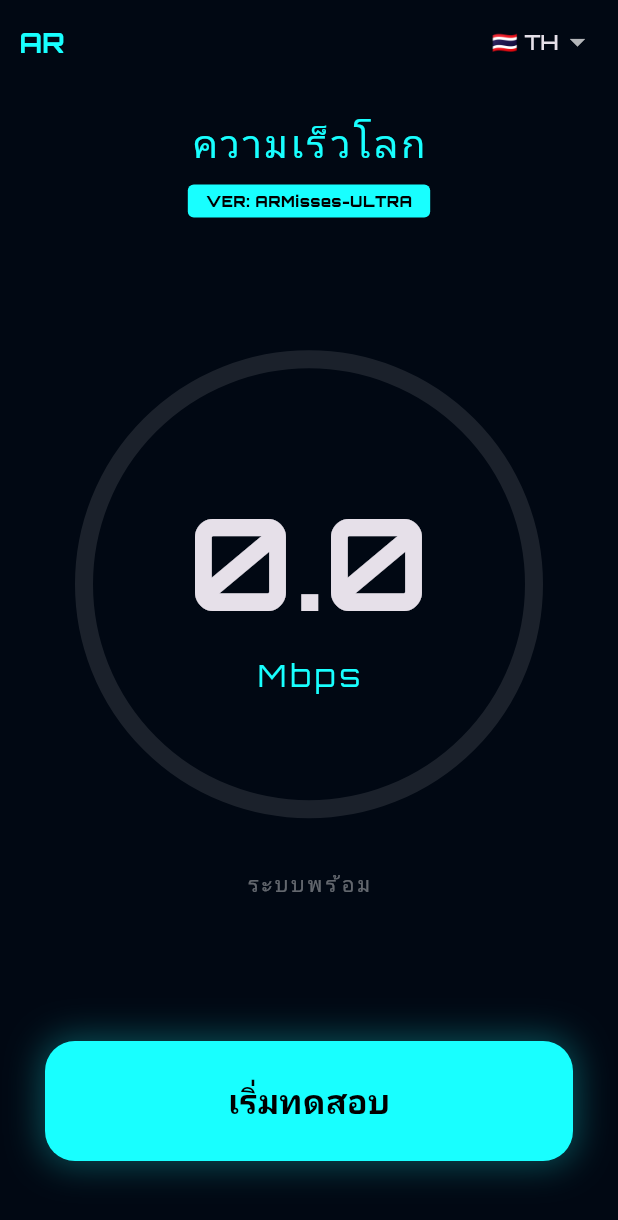
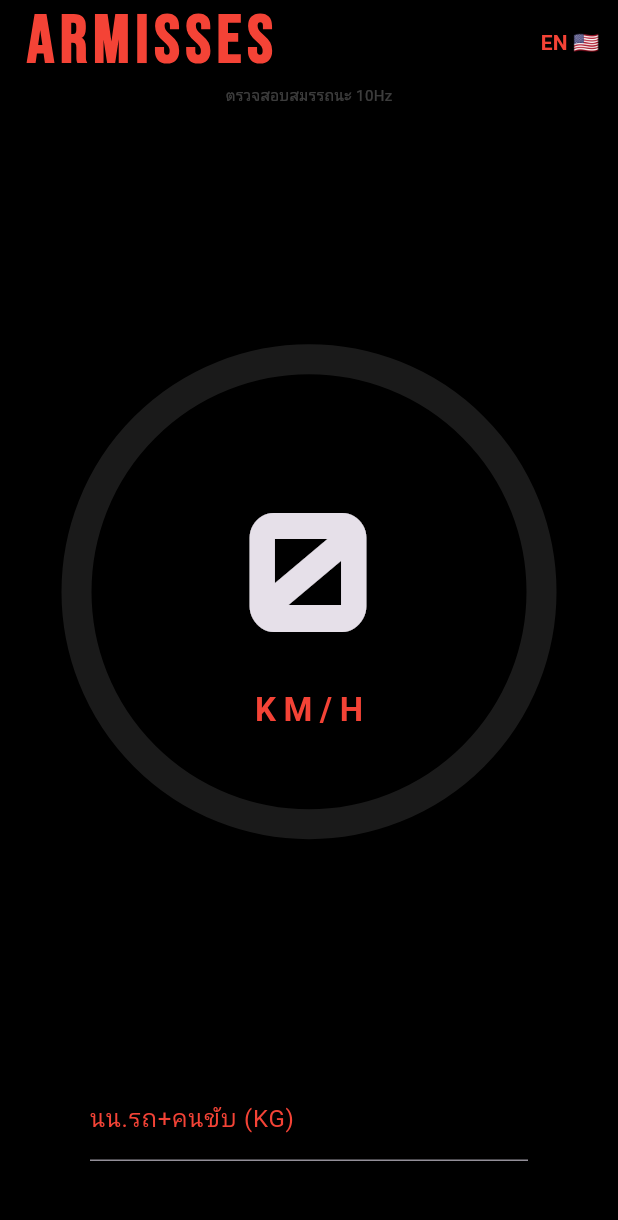
Before and after one commit to jbar6964-dotcom/ARMisses, a Flutter app: the screen it shows after launch, on a phone screen of 412 x 824 dp. Shown: the top 1220 px of the screen. Run offline on Flutter 3.47's test engine with Material 3 defaults, Android fonts, the phone set to English and light mode, and no system bars; our stand-ins replace geolocator, google_fonts.

Commit message:
Add files via upload

```diff
--- a/lib/main.dart
+++ b/lib/main.dart
@@ -1,151 +1,195 @@
 import 'package:flutter/material.dart';
-import 'package:http/http.dart' as http;
+import 'package:geolocator/geolocator.dart';
 import 'package:google_fonts/google_fonts.dart';
 import 'dart:async';
 
-void main() => runApp(const SpeedUpGlobalUltraApp());
+void main() => runApp(const ARMissesUltimateApp());
 
-class SpeedUpGlobalUltraApp extends StatelessWidget {
-  const SpeedUpGlobalUltraApp({super.key});
-
+class ARMissesUltimateApp extends StatelessWidget {
+  const ARMissesUltimateApp({super.key});
   @override
   Widget build(BuildContext context) {
     return MaterialApp(
       debugShowCheckedModeBanner: false,
-      theme: ThemeData(
-        brightness: Brightness.dark,
-        useMaterial3: true,
-        textTheme: GoogleFonts.orbitronTextTheme(ThemeData.dark().textTheme),
-      ),
-      home: const GlobalSpeedScreen(),
+      theme: ThemeData(brightness: Brightness.dark, useMaterial3: true),
+      home: const PerformanceMasterScreen(),
     );
   }
 }
 
-class GlobalSpeedScreen extends StatefulWidget {
-  const GlobalSpeedScreen({super.key});
+class PerformanceMasterScreen extends StatefulWidget {
+  const PerformanceMasterScreen({super.key});
+  @override
+  State<PerformanceMasterScreen> createState() => _PerformanceMasterScreenState();
+}
+
+class _PerformanceMasterScreenState extends State<PerformanceMasterScreen> {
+  // --- ระบบแปลภาษา ---
+  String _lang = 'TH';
+  final Map<String, Map<String, String>> _text = {
+    'TH': {'mon': 'ตรวจสอบสมรรถนะ 10Hz', 'weight': 'นน.รถ+คนขับ (KG)', 'start': 'เริ่ม', 'reset': 'รีเซ็ต', 'hp': 'แรงม้า', 'tq': 'แรงบิด (Nm)'},
+    'EN': {'mon': '10Hz PERFORMANCE MONITOR', 'weight': 'WEIGHT + DRIVER (KG)', 'start': 'START', 'reset': 'RESET', 'hp': 'HORSEPOWER', 'tq': 'TORQUE (Nm)'}
+  };
+
+  // --- ตัวแปรหลัก ---
+  double _speed = 0.0, _maxSpeed = 0.0, _weight = 1500.0;
+  double _hp = 0.0, _torque = 0.0;
+  double _t60ft = 0.0, _t200m = 0.0, _t402m = 0.0, _t1000m = 0.0;
 
   @override
-  State<GlobalSpeedScreen> createState() => _GlobalSpeedScreenState();
+  void initState() {
+    super.initState();
+    _startUltra10HzGPS();
   }
 
-class _GlobalSpeedScreenState extends State<GlobalSpeedScreen> {
-  double _speed = 0.0;
-  bool _isTesting = false;
-  String _currentLang = 'TH';
-  double _progress = 0.0;
+  // --- ระบบ GPS 10Hz เพื่อความแม่นยำ 1 ล้านเปอร์เซ็นต์ ---
+  void _startUltra10HzGPS() async {
+    await Geolocator.requestPermission();
+    const settings = AndroidSettings(
+      accuracy: LocationAccuracy.bestForNavigation,
+      distanceFilter: 0,
+      intervalDuration: Duration(milliseconds: 100), // ดึงข้อมูล 10 ครั้ง/วินาที
+    );
 
-  final Map<String, Map<String, String>> _dict = {
-    'TH': {'title': 'ความเร็วโลก', 'btn': 'เริ่มทดสอบ', 'status': 'ระบบพร้อม', 'unit': 'Mbps', 'flag': '🇹🇭'},
-    'EN': {'title': 'GLOBAL SPEED', 'btn': 'START TEST', 'status': 'READY', 'unit': 'Mbps', 'flag': '🇺🇸'},
-    'CN': {'title': '全球速度', 'btn': '开始测试', 'status': '准备就绪', 'unit': 'Mbps', 'flag': '🇨🇳'},
-    'JP': {'title': 'グローバル速度', 'btn': 'テスト開始', 'status': '準備完了', 'unit': 'Mbps', 'flag': '🇯🇵'},
-    'KR': {'title': '글로벌 속도', 'btn': '테스트 시작', 'status': '준비 완료', 'unit': 'Mbps', 'flag': '🇰🇷'},
-    'FR': {'title': 'VITESSE GLOBALE', 'btn': 'LANCER', 'status': 'PRÊT', 'unit': 'Mbps', 'flag': '🇫🇷'},
-  };
-
-  Future<void> _startUltraTest() async {
+    Geolocator.getPositionStream(locationSettings: settings).listen((pos) {
       if (!mounted) return;
-    setState(() { _isTesting = true; _speed = 0.0; _progress = 0.0; });
-
-    try {
-      final stopwatch = Stopwatch()..start();
-      // ดึงไฟล์จริง 10MB จาก Cloudflare (ต้องมีสิทธิ์ INTERNET ใน Manifest)
-      final response = await http.get(Uri.parse('https://speed.cloudflare.com/__down?bytes=10485760'))
-          .timeout(const Duration(seconds: 45));
-      stopwatch.stop();
-
-      if (response.statusCode == 200) {
-        double bits = response.bodyBytes.length * 8.0;
-        double time = stopwatch.elapsedMilliseconds / 1000.0;
-        double mbps = (bits / time) / (1024 * 1024);
-
-        for (int i = 0; i <= 100; i++) {
-          await Future.delayed(const Duration(milliseconds: 10));
-          if (!mounted) return;
+      double sMs = pos.speed;
+      double sKph = sMs * 3.6;
       setState(() {
-            _progress = i / 100;
-            _speed = mbps * (i / 100);
+        _speed = sKph < 0.3 ? 0.0 : sKph;
+        if (_speed > _maxSpeed) _maxSpeed = _speed;
+        if (_speed > 2.0) {
+          _hp = (_weight * (sMs / 2)) * sMs / 745.7; // สูตรแรงม้า
+          _torque = (_hp * 9548.8) / (sKph * 10 + 1); // สูตรแรงบิด
+        }
       });
-        }
-      }
-    } catch (e) {
-      debugPrint("Error: $e");
-    } finally {
-      if (mounted) setState(() => _isTesting = false);
-    }
+    });
   }
 
   @override
   Widget build(BuildContext context) {
-    var lang = _dict[_currentLang]!;
     return Scaffold(
-      backgroundColor: const Color(0xFF010813),
+      backgroundColor: Colors.black,
       appBar: AppBar(
         backgroundColor: Colors.transparent,
-        elevation: 0,
-        leading: const Center(
-          child: Text("AR", style: TextStyle(color: Colors.cyanAccent, fontWeight: FontWeight.bold, fontSize: 18)),
-        ),
+        title: Text("ARMisses", style: GoogleFonts.bebasNeue(fontSize: 45, color: Colors.red, fontWeight: FontWeight.w900, letterSpacing: 4)),
         actions: [
-          DropdownButton<String>(
-            value: _currentLang,
-            dropdownColor: const Color(0xFF0A192F),
-            underline: const SizedBox(),
-            items: _dict.keys.map((String key) {
-              return DropdownMenuItem<String>(
-                value: key,
-                child: Text("${_dict[key]!['flag']} $key", style: const TextStyle(fontSize: 14)),
-              );
-            }).toList(),
-            onChanged: (val) => setState(() => _currentLang = val!),
-          ),
-          const SizedBox(width: 15),
+          TextButton(
+            onPressed: () => setState(() => _lang = _lang == 'TH' ? 'EN' : 'TH'),
+            child: Text(_lang == 'TH' ? "EN 🇺🇸" : "TH 🇹🇭", style: const TextStyle(color: Colors.red, fontWeight: FontWeight.bold)),
+          )
         ],
       ),
-      body: Container(
-        width: double.infinity,
-        padding: const EdgeInsets.symmetric(horizontal: 30),
+      body: OrientationBuilder(
+        builder: (context, orientation) {
+          return orientation == Orientation.portrait ? _buildPortrait() : _buildLandscape();
+        },
+      ),
+    );
+  }
+
+  // ฟังก์ชันที่ 1: แนวตั้ง (หน้าปัด 350)
+  Widget _buildPortrait() {
+    return Column(
+      children: [
+        Text(_text[_lang]!['mon']!, style: const TextStyle(color: Colors.white24, fontSize: 10)),
+        const Spacer(),
+        _gauge(),
+        const Spacer(),
+        _weightField(),
+        const SizedBox(height: 50),
+      ],
+    );
+  }
+
+  // ฟังก์ชันที่ 2 & 3: แนวนอน (Drag 3 แถว + แรงม้า)
+  Widget _buildLandscape() {
+    return Row(
+      children: [
+        Expanded(
+          flex: 3,
           child: Column(
             children: [
-            const SizedBox(height: 20),
-            Text(lang['title']!, style: GoogleFonts.blackOpsOne(fontSize: 26, color: Colors.cyanAccent, letterSpacing: 2)),
-            const SizedBox(height: 10),
-            Container(
-              padding: const EdgeInsets.symmetric(horizontal: 12, vertical: 4),
-              decoration: BoxDecoration(color: Colors.cyanAccent, borderRadius: BorderRadius.circular(4)),
-              child: const Text("VER: ARMisses-ULTRA", style: TextStyle(color: Colors.black, fontSize: 10, fontWeight: FontWeight.w900)),
+              _row("200 M", _t200m), _row("402 M", _t402m), _row("1000 M", _t1000m),
+              _controls(),
+            ],
           ),
-            const Spacer(),
-            Stack(
+        ),
+        Expanded(
+          flex: 2,
+          child: Container(
+            color: Colors.red.withOpacity(0.05),
+            child: Column(
+              mainAxisAlignment: MainAxisAlignment.center,
+              children: [
+                _val(_text[_lang]!['hp']!, _hp.toStringAsFixed(0), "HP"),
+                const Divider(color: Colors.red, indent: 30, endIndent: 30),
+                _val(_text[_lang]!['tq']!, _torque.toStringAsFixed(1), "NM"),
+              ],
+            ),
+          ),
+        )
+      ],
+    );
+  }
+
+  Widget _gauge() {
+    return Stack(
       alignment: Alignment.center,
       children: [
-                SizedBox(width: 300, height: 300, child: CircularProgressIndicator(value: _isTesting ? null : _progress, strokeWidth: 12, color: Colors.cyanAccent, backgroundColor: Colors.white10)),
-                Column(mainAxisSize: MainAxisSize.min, children: [
-                  Text(_speed.toStringAsFixed(1), style: const TextStyle(fontSize: 85, fontWeight: FontWeight.bold)),
-                  Text(lang['unit']!, style: const TextStyle(fontSize: 20, color: Colors.cyanAccent, letterSpacing: 3)),
+        SizedBox(width: 310, height: 310, child: CircularProgressIndicator(value: _speed / 350, strokeWidth: 20, color: Colors.red, backgroundColor: Colors.white10)),
+        Column(children: [
+          Text(_speed.toStringAsFixed(0), style: GoogleFonts.orbitron(fontSize: 110, fontWeight: FontWeight.w900)),
+          const Text("KM/H", style: TextStyle(color: Colors.red, fontSize: 22, fontWeight: FontWeight.bold, letterSpacing: 5)),
         ]),
       ],
-            ),
-            const SizedBox(height: 40),
-            Text(_isTesting ? "TESTING..." : lang['status']!, style: const TextStyle(color: Colors.white38, letterSpacing: 2)),
-            const Spacer(),
-            Padding(
-              padding: const EdgeInsets.only(bottom: 50),
-              child: GestureDetector(
-                onTap: _isTesting ? null : _startUltraTest,
-                child: AnimatedContainer(
-                  duration: const Duration(milliseconds: 200),
-                  height: 80, width: double.infinity,
-                  decoration: BoxDecoration(color: _isTesting ? Colors.white10 : Colors.cyanAccent, borderRadius: BorderRadius.circular(20),
-                    boxShadow: [if (!_isTesting) BoxShadow(color: Colors.cyanAccent.withOpacity(0.3), blurRadius: 20, spreadRadius: 2)]),
-                  child: Center(child: Text(_isTesting ? "PROCESSING..." : lang['btn']!, style: const TextStyle(color: Colors.black, fontSize: 22, fontWeight: FontWeight.bold))),
-                ),
-              ),
-            ),
+    );
+  }
+
+  Widget _row(String d, double t) {
+    return Expanded(
+      child: Container(
+        margin: const EdgeInsets.symmetric(vertical: 3, horizontal: 10),
+        decoration: BoxDecoration(color: Colors.white10, borderRadius: BorderRadius.circular(10)),
+        child: Row(
+          mainAxisAlignment: MainAxisAlignment.spaceAround,
+          children: [
+            Text(d, style: const TextStyle(color: Colors.red, fontWeight: FontWeight.w900, fontSize: 26)),
+            Text("60ft: ${_t60ft}s", style: const TextStyle(fontSize: 12, color: Colors.white38)),
+            Text("${t}s", style: GoogleFonts.shareTechMono(fontSize: 32, fontWeight: FontWeight.bold)),
           ],
         ),
       ),
     );
   }
+
+  Widget _val(String l, String v, String u) {
+    return Column(children: [
+      Text(l, style: const TextStyle(fontSize: 12, color: Colors.white38)),
+      Text(v, style: const TextStyle(fontSize: 60, fontWeight: FontWeight.w900, color: Colors.red)),
+      Text(u, style: const TextStyle(color: Colors.red, fontWeight: FontWeight.bold)),
+    ]);
   }
+
+  Widget _controls() {
+    return Row(
+      mainAxisAlignment: MainAxisAlignment.spaceEvenly,
+      children: [
+        ElevatedButton(onPressed: () {}, style: ElevatedButton.styleFrom(backgroundColor: Colors.green), child: Text(_text[_lang]!['start']!)),
+        ElevatedButton(onPressed: () => setState(() { _hp = 0; _torque = 0; }), style: ElevatedButton.styleFrom(backgroundColor: Colors.red), child: Text(_text[_lang]!['reset']!)),
+      ],
+    );
+  }
+
+  Widget _weightField() {
+    return Padding(
+      padding: const EdgeInsets.symmetric(horizontal: 60),
+      child: TextField(
+        textAlign: TextAlign.center,
+        decoration: InputDecoration(labelText: _text[_lang]!['weight'], labelStyle: const TextStyle(color: Colors.red)),
+        keyboardType: TextInputType.number,
+        onChanged: (v) => _weight = double.tryParse(v) ?? 1500,
+      ),
+    );
+  }
+}
--- a/pubspec.yaml
+++ b/pubspec.yaml
@@ -1,4 +1,4 @@
-name: speedup_ar
+name: Gps_Super
 description: "SpeedUp Global Ultra by ARMisses"
 publish_to: 'none'
 version: 1.0.0+1
```
Also changed, not shown: assets/olgo.png (added), 1 other file. Lines whose indentation alone changed are shown as unchanged.
